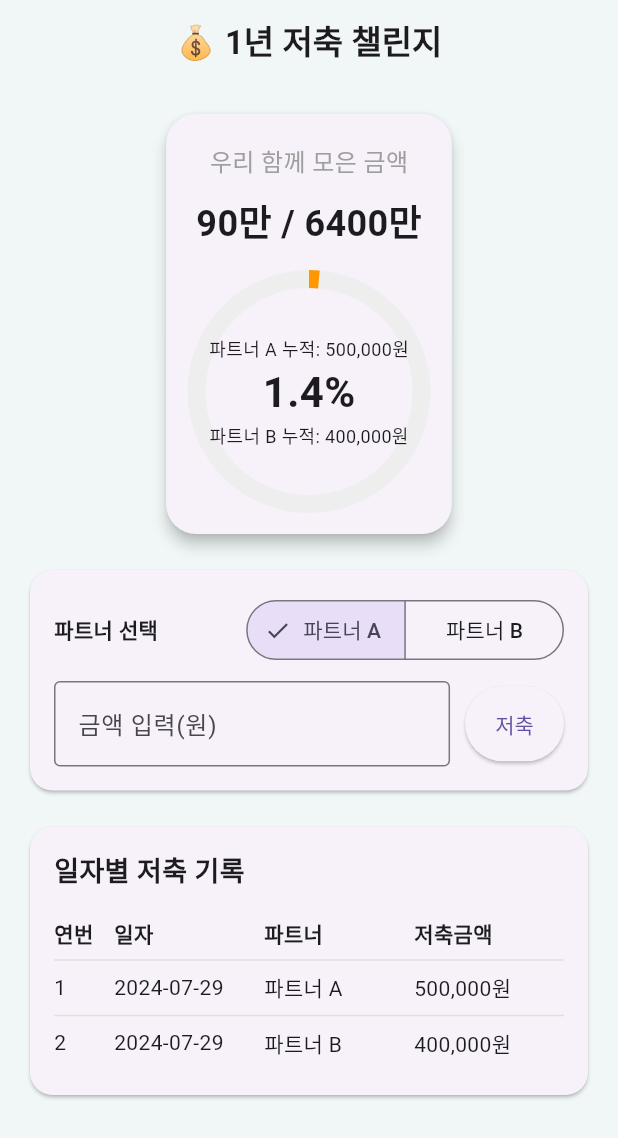
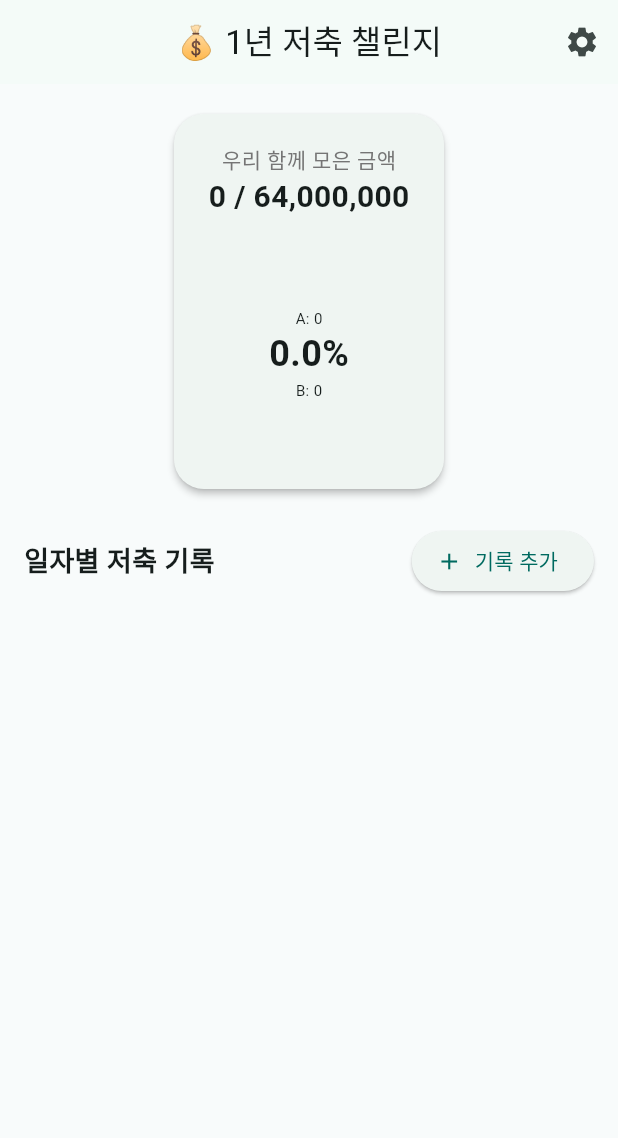
Before and after one commit to isolafide-bot/my_savings_app, a Flutter app: the screen it shows after launch, on a phone screen of 412 x 824 dp. Shown: the top 1138 px of the screen. Run offline on Flutter 3.47's test engine with Material 3 defaults, Android fonts, the phone set to English and light mode, and no system bars.

Commit message:
Refactor SavingsPage for improved functionality and UI
Refactor SavingsPage to enhance functionality and UI. Added color scheme to theme, improved savings record management, and updated UI elements for better user experience.

```diff
--- a/lib/main.dart
+++ b/lib/main.dart
@@ -10,7 +10,11 @@ class MySavingsApp extends StatelessWidget {
   Widget build(BuildContext context) {
     return MaterialApp(
       debugShowCheckedModeBanner: false,
-      theme: ThemeData(primarySwatch: Colors.teal, useMaterial3: true),
+      theme: ThemeData(
+        primarySwatch: Colors.teal,
+        useMaterial3: true,
+        colorScheme: ColorScheme.fromSeed(seedColor: Colors.teal),
+      ),
       home: const SavingsPage(),
     );
   }
@@ -24,73 +28,162 @@ class SavingsPage extends StatefulWidget {
 }
 
 class _SavingsPageState extends State<SavingsPage> {
-  final double goalAmount = 64000000;
+  double goalAmount = 64000000; // 기본 목표 금액
   final TextEditingController _amountController = TextEditingController();
+  final TextEditingController _goalController = TextEditingController();
   String selectedPartner = 'A';
+  List<Map<String, dynamic>> records = [];
 
-  // 저축 내역 데이터
-  List<Map<String, dynamic>> records = [
-    {'id': 1, 'date': '2024-07-29', 'partner': 'A', 'amount': 500000},
-    {'id': 2, 'date': '2024-07-29', 'partner': 'B', 'amount': 400000},
-  ];
+  // 저축 추가 및 수정 기능
+  void _saveRecord({int? index}) {
+    if (_amountController.text.isEmpty) return;
+    int amount = int.parse(_amountController.text.replaceAll(',', ''));
 
-  void _addSavings() {
-    if (_amountController.text.isEmpty) return;
     setState(() {
+      if (index != null) {
+        records[index]['amount'] = amount;
+        records[index]['partner'] = selectedPartner;
+      } else {
         records.insert(0, {
-        'id': records.length + 1,
-        'date': DateFormat('YYYY-MM-dd').format(DateTime.now()),
+          'date': DateFormat('yyyy-MM-dd').format(DateTime.now()),
           'partner': selectedPartner,
-        'amount': int.parse(_amountController.text),
+          'amount': amount,
         });
+      }
       _amountController.clear();
     });
+    Navigator.pop(context);
+  }
+
+  // 삭제 기능
+  void _deleteRecord(int index) {
+    setState(() => records.removeAt(index));
+  }
+
+  // 초기화 기능 (RESET)
+  void _resetAll() {
+    setState(() {
+      records.clear();
+      goalAmount = 64000000;
+    });
+  }
+
+  // 금액 입력 팝업 (추가/수정 공용)
+  void _showInputDialog({int? index}) {
+    if (index != null) {
+      _amountController.text = records[index]['amount'].toString();
+      selectedPartner = records[index]['partner'];
+    } else {
+      _amountController.clear();
+    }
+
+    showDialog(
+      context: context,
+      builder: (context) => AlertDialog(
+        title: Text(index == null ? '새 저축 기록' : '기록 수정'),
+        content: Column(
+          mainAxisSize: MainAxisSize.min,
+          children: [
+            DropdownButton<String>(
+              value: selectedPartner,
+              isExpanded: true,
+              items: ['A', 'B'].map((p) => DropdownMenuItem(value: p, child: Text('파트너 $p'))).toList(),
+              onChanged: (val) => setState(() => selectedPartner = val!),
+            ),
+            TextField(
+              controller: _amountController,
+              keyboardType: TextInputType.number,
+              decoration: const InputDecoration(labelText: '금액(원)'),
+            ),
+          ],
+        ),
+        actions: [
+          TextButton(onPressed: () => Navigator.pop(context), child: const Text('취소')),
+          ElevatedButton(onPressed: () => _saveRecord(index: index), child: const Text('저장')),
+        ],
+      ),
+    );
+  }
+
+  // 설정 팝업 (목표 수정 및 리셋)
+  void _showSettings() {
+    _goalController.text = goalAmount.toInt().toString();
+    showDialog(
+      context: context,
+      builder: (context) => AlertDialog(
+        title: const Text('설정'),
+        content: Column(
+          mainAxisSize: MainAxisSize.min,
+          children: [
+            TextField(
+              controller: _goalController,
+              keyboardType: TextInputType.number,
+              decoration: const InputDecoration(labelText: '목표 금액 설정(원)'),
+            ),
+            const SizedBox(height: 20),
+            ElevatedButton(
+              style: ElevatedButton.styleFrom(backgroundColor: Colors.red[50]),
+              onPressed: () {
+                _resetAll();
+                Navigator.pop(context);
+              },
+              child: const Text('전체 데이터 초기화', style: TextStyle(color: Colors.red)),
+            ),
+          ],
+        ),
+        actions: [
+          TextButton(onPressed: () => Navigator.pop(context), child: const Text('취소')),
+          ElevatedButton(
+            onPressed: () {
+              setState(() => goalAmount = double.parse(_goalController.text));
+              Navigator.pop(context);
+            },
+            child: const Text('목표 변경'),
+          ),
+        ],
+      ),
+    );
   }
 
   @override
   Widget build(BuildContext context) {
-    int totalA = records.where((r) => r['partner'] == 'A').fold(0, (prev, e) => prev + (e['amount'] as int));
-    int totalB = records.where((r) => r['partner'] == 'B').fold(0, (prev, e) => prev + (e['amount'] as int));
+    int totalA = records.where((r) => r['partner'] == 'A').fold(0, (sum, item) => sum + (item['amount'] as int));
+    int totalB = records.where((r) => r['partner'] == 'B').fold(0, (sum, item) => sum + (item['amount'] as int));
     int totalSum = totalA + totalB;
-    double progress = totalSum / goalAmount;
+    double progress = (totalSum / goalAmount).clamp(0.0, 1.0);
 
     return Scaffold(
-      backgroundColor: const Color(0xFFF0F7F6),
+      backgroundColor: const Color(0xFFF8FBFB),
       appBar: AppBar(
-        title: const Text('💰 1년 저축 챌린지', style: TextStyle(fontWeight: FontWeight.bold)),
+        title: const Text('💰 1년 저축 챌린지'),
         centerTitle: true,
-        backgroundColor: Colors.transparent,
-        elevation: 0,
+        actions: [IconButton(icon: const Icon(Icons.settings), onPressed: _showSettings)],
       ),
-      body: SingleChildScrollView( // 세로 짤림 방지를 위해 스크롤 적용
-        padding: const EdgeInsets.all(16.0),
+      body: SingleChildScrollView(
+        padding: const EdgeInsets.all(16),
         child: Column(
           children: [
-            // 상단 대시보드 (누적 금액 및 파트너별 합계)
+            // 대시보드 카드
             Card(
-              elevation: 4,
+              elevation: 2,
               shape: RoundedRectangleBorder(borderRadius: BorderRadius.circular(20)),
               child: Padding(
-                padding: const EdgeInsets.all(20.0),
+                padding: const EdgeInsets.all(20),
                 child: Column(
                   children: [
-                    const Text('우리 함께 모은 금액', style: TextStyle(fontSize: 16, color: Colors.grey)),
-                    const SizedBox(height: 10),
-                    Text('${(totalSum / 10000).toStringAsFixed(0)}만 / ${(goalAmount / 10000).toStringAsFixed(0)}만',
-                        style: const TextStyle(fontSize: 24, fontWeight: FontWeight.bold)),
+                    Text('우리 함께 모은 금액', style: TextStyle(color: Colors.grey[600])),
+                    Text('${NumberFormat('#,###').format(totalSum)} / ${NumberFormat('#,###').format(goalAmount)}',
+                        style: const TextStyle(fontSize: 20, fontWeight: FontWeight.bold)),
                     const SizedBox(height: 20),
                     Stack(
                       alignment: Alignment.center,
                       children: [
-                        SizedBox(
-                          width: 150, height: 150,
-                          child: CircularProgressIndicator(value: progress, strokeWidth: 12, color: Colors.orange, backgroundColor: Colors.grey[200]),
-                        ),
+                        SizedBox(width: 140, height: 140, child: CircularProgressIndicator(value: progress, strokeWidth: 10, color: Colors.teal)),
                         Column(
                           children: [
-                            Text('파트너 A 누적: ${NumberFormat('#,###').format(totalA)}원', style: const TextStyle(fontSize: 12)),
-                            Text('${(progress * 100).toStringAsFixed(1)}%', style: const TextStyle(fontSize: 28, fontWeight: FontWeight.bold)),
-                            Text('파트너 B 누적: ${NumberFormat('#,###').format(totalB)}원', style: const TextStyle(fontSize: 12)),
+                            Text('A: ${NumberFormat('#,###').format(totalA)}', style: const TextStyle(fontSize: 10)),
+                            Text('${(progress * 100).toStringAsFixed(1)}%', style: const TextStyle(fontSize: 24, fontWeight: FontWeight.bold)),
+                            Text('B: ${NumberFormat('#,###').format(totalB)}', style: const TextStyle(fontSize: 10)),
                           ],
                         ),
                       ],
@@ -99,87 +192,38 @@ class _SavingsPageState extends State<SavingsPage> {
                 ),
               ),
             ),
-            const SizedBox(height: 16),
-            // 입력 섹션
-            Card(
-              shape: RoundedRectangleBorder(borderRadius: BorderRadius.circular(15)),
-              child: Padding(
-                padding: const EdgeInsets.all(16.0),
-                child: Column(
-                  crossAxisAlignment: CrossAxisAlignment.start,
-                  children: [
+            const SizedBox(height: 20),
+            // 기록 리스트
             Row(
               mainAxisAlignment: MainAxisAlignment.spaceBetween,
               children: [
-                        const Text('파트너 선택', style: TextStyle(fontWeight: FontWeight.bold)),
-                        SegmentedButton<String>(
-                          segments: const [
-                            ButtonSegment(value: 'A', label: Text('파트너 A')),
-                            ButtonSegment(value: 'B', label: Text('파트너 B')),
-                          ],
-                          selected: {selectedPartner},
-                          onSelectionChanged: (val) => setState(() => selectedPartner = val.first),
-                        ),
+                const Text('일자별 저축 기록', style: TextStyle(fontSize: 18, fontWeight: FontWeight.bold)),
+                ElevatedButton.icon(onPressed: () => _showInputDialog(), icon: const Icon(Icons.add), label: const Text('기록 추가')),
               ],
             ),
             const SizedBox(height: 10),
-                    Row(
+            ListView.builder(
+              shrinkWrap: true,
+              physics: const NeverScrollableScrollPhysics(),
+              itemCount: records.length,
+              itemBuilder: (context, index) {
+                final r = records[index];
+                return Card(
+                  margin: const EdgeInsets.only(bottom: 8),
+                  child: ListTile(
+                    leading: CircleAvatar(child: Text(r['partner'])),
+                    title: Text('${NumberFormat('#,###').format(r['amount'])}원'),
+                    subtitle: Text(r['date']),
+                    trailing: Row(
+                      mainAxisSize: MainAxisSize.min,
                       children: [
-                        Expanded(
-                          child: TextField(
-                            controller: _amountController,
-                            keyboardType: TextInputType.number,
-                            decoration: const InputDecoration(border: OutlineInputBorder(), hintText: '금액 입력(원)'),
-                          ),
-                        ),
-                        const SizedBox(width: 10),
-                        ElevatedButton(
-                          onPressed: _addSavings,
-                          style: ElevatedButton.styleFrom(padding: const EdgeInsets.symmetric(vertical: 15, horizontal: 20)),
-                          child: const Text('저축'),
-                        ),
+                        IconButton(icon: const Icon(Icons.edit, size: 20), onPressed: () => _showInputDialog(index: index)),
+                        IconButton(icon: const Icon(Icons.delete, size: 20, color: Colors.redAccent), onPressed: () => _deleteRecord(index)),
                       ],
                     ),
                   ],
-                ),
-              ),
-            ),
-            const SizedBox(height: 16),
-            // 일자별 저축 기록 표
-            Card(
-              shape: RoundedRectangleBorder(borderRadius: BorderRadius.circular(15)),
-              child: Padding(
-                padding: const EdgeInsets.all(16.0),
-                child: Column(
-                  crossAxisAlignment: CrossAxisAlignment.start,
-                  children: [
-                    const Text('일자별 저축 기록', style: TextStyle(fontSize: 18, fontWeight: FontWeight.bold)),
-                    const SizedBox(height: 10),
-                    Table(
-                      border: TableBorder(horizontalInside: BorderSide(color: Colors.grey[300]!)),
-                      columnWidths: const {0: FixedColumnWidth(40), 1: FlexColumnWidth(), 2: FlexColumnWidth(), 3: FlexColumnWidth()},
-                      children: [
-                        const TableRow(
-                          children: [
-                            Padding(padding: EdgeInsets.symmetric(vertical: 8), child: Text('연번', style: TextStyle(fontWeight: FontWeight.bold))),
-                            Padding(padding: EdgeInsets.symmetric(vertical: 8), child: Text('일자', style: TextStyle(fontWeight: FontWeight.bold))),
-                            Padding(padding: EdgeInsets.symmetric(vertical: 8), child: Text('파트너', style: TextStyle(fontWeight: FontWeight.bold))),
-                            Padding(padding: EdgeInsets.symmetric(vertical: 8), child: Text('저축금액', style: TextStyle(fontWeight: FontWeight.bold))),
-                          ],
-                        ),
-                        ...records.map((r) => TableRow(
-                          children: [
-                            Padding(padding: const EdgeInsets.symmetric(vertical: 8), child: Text('${r['id']}')),
-                            Padding(padding: const EdgeInsets.symmetric(vertical: 8), child: Text('${r['date']}')),
-                            Padding(padding: const EdgeInsets.symmetric(vertical: 8), child: Text('파트너 ${r['partner']}')),
-                            Padding(padding: const EdgeInsets.symmetric(vertical: 8), child: Text('${NumberFormat('#,###').format(r['amount'])}원')),
-                          ],
-                        )),
-                      ],
-                    ),
-                  ],
-                ),
-              ),
+                );
+              },
             ),
           ],
         ),
```
Lines whose indentation alone changed are shown as unchanged.
